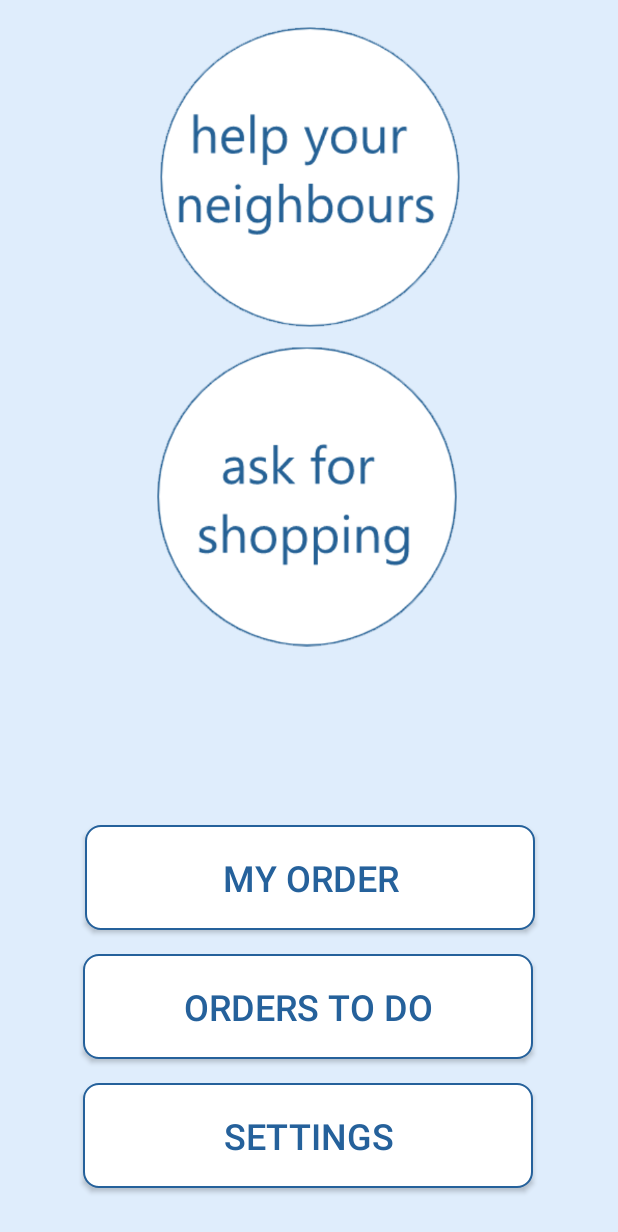
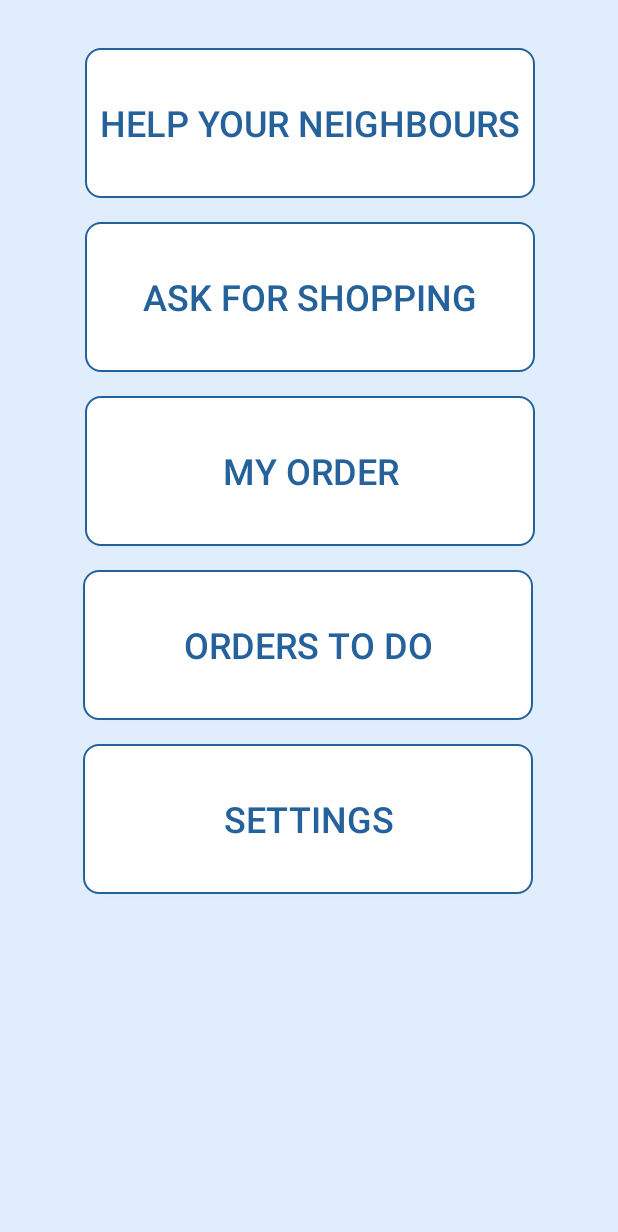
Before and after one commit to 224107/trolleyhood, an Android app: the HelpOrAsk screen opened directly, with no data from a screen before it, on a phone screen of 412 x 824 dp. Shown: the top 1232 px of the screen. Run offline under Robolectric (Android 15) with nearby library versions, the phone set to English and light mode, and no system bars.

Commit message:
dalej zmiany

```diff
--- a/app/src/main/java/com/example/trolleyhood/HelpOrAsk.java
+++ b/app/src/main/java/com/example/trolleyhood/HelpOrAsk.java
@@ -9,7 +9,7 @@ import android.widget.ImageView;
 import androidx.appcompat.app.AppCompatActivity;
 
 public class HelpOrAsk extends AppCompatActivity implements View.OnClickListener{
-    private ImageView imageViewHelp, imageViewAsk;
+    private Button imageViewHelp, imageViewAsk;
     private Button buttonSettings, buttonMyOrder, buttonOrdersToDo;
     @Override
     protected void onCreate(Bundle savedInstanceState) {
@@ -19,8 +19,8 @@ public class HelpOrAsk extends AppCompatActivity implements View.OnClickListener
         buttonSettings = (Button) findViewById(R.id.buttonSettings);
         buttonMyOrder = (Button) findViewById(R.id.buttonMyOrder);
         buttonOrdersToDo = (Button) findViewById(R.id.buttonOrdersToDo);
-        imageViewAsk = (ImageView) findViewById(R.id.imageViewAsk);
-        imageViewHelp = (ImageView) findViewById(R.id.imageViewHelp);
+        imageViewAsk = (Button) findViewById(R.id.imageViewAsk);
+        imageViewHelp = (Button) findViewById(R.id.imageViewHelp);
         buttonSettings.setOnClickListener(this);
         imageViewHelp.setOnClickListener(this);
         imageViewAsk.setOnClickListener(this);
--- a/app/src/main/java/com/example/trolleyhood/MyOrder.java
+++ b/app/src/main/java/com/example/trolleyhood/MyOrder.java
@@ -50,7 +50,10 @@ public class MyOrder extends AppCompatActivity {
             @Override
             public void onDataChange(@NonNull DataSnapshot snapshot) {
                 DataSnapshot thisUser = snapshot.child(mAuth.getCurrentUser().getUid()).child("Offers");
-                Boolean isAccepted = Boolean.parseBoolean(thisUser.child("isAccepted").getValue().toString());
+                Boolean isAccepted = false;
+
+                if(thisUser.child("isAccepted").exists())
+                    isAccepted = Boolean.parseBoolean(thisUser.child("isAccepted").getValue().toString());
                 String name = "", phone = "";
                 if (isAccepted){
                     String aUser = thisUser.child("acceptedUserId").getValue().toString();
--- a/app/src/main/java/com/example/trolleyhood/SomeonesOrder.java
+++ b/app/src/main/java/com/example/trolleyhood/SomeonesOrder.java
@@ -134,9 +134,10 @@ public class SomeonesOrder extends AppCompatActivity implements View.OnClickList
         ref.child("Users").child(userId).child("Offers").child("isAccepted").setValue(true);
         ref.child("Users").child(userId).child("Offers").child("acceptedUserId").setValue(mAuth.getCurrentUser().getUid());
         Toast.makeText(SomeonesOrder.this, "Order accepted", Toast.LENGTH_LONG).show();
-        finish();
+        Intent i = new Intent(getApplicationContext(), HelpOrAsk.class);
+        i.setFlags(Intent.FLAG_ACTIVITY_NEW_TASK | Intent.FLAG_ACTIVITY_CLEAR_TASK);
+        startActivity(i);
         overridePendingTransition(0, 0);
-        startActivity(getIntent());
         overridePendingTransition(0, 0);
         //cart.ordersRepo.findOrder(userId).acceptOrder();
         help.setEnabled(false);
--- a/app/src/main/res/layout/help_or_ask.xml
+++ b/app/src/main/res/layout/help_or_ask.xml
@@ -8,74 +8,83 @@
     android:background="@color/c3">
 
     <Button
+        android:id="@+id/imageViewHelp"
+        android:layout_width="300dp"
+        android:layout_height="100dp"
+        android:layout_marginTop="32dp"
+        android:background="@drawable/my_button_bg"
+        android:text="@string/help_your_neighbours"
+        android:textColor="@color/c2"
+        android:textSize="24sp"
+        app:cornerRadius="0dp"
+        app:layout_constraintEnd_toEndOf="parent"
+        app:layout_constraintHorizontal_bias="0.504"
+        app:layout_constraintStart_toStartOf="parent"
+        app:layout_constraintTop_toTopOf="parent"
+        app:strokeColor="@color/c2" />
+
+    <Button
         android:id="@+id/buttonSettings"
         android:layout_width="300dp"
-        android:layout_height="70dp"
-        android:layout_marginBottom="32dp"
+        android:layout_height="100dp"
+        android:layout_marginTop="16dp"
         android:background="@drawable/my_button_bg"
         android:text="@string/settings"
         android:textColor="@color/c2"
         android:textSize="24sp"
         app:cornerRadius="0dp"
-        app:layout_constraintBottom_toBottomOf="parent"
         app:layout_constraintEnd_toEndOf="parent"
         app:layout_constraintHorizontal_bias="0.495"
         app:layout_constraintStart_toStartOf="parent"
+        app:layout_constraintTop_toBottomOf="@+id/buttonOrdersToDo"
         app:strokeColor="@color/c2" />
 
     <Button
         android:id="@+id/buttonMyOrder"
         android:layout_width="300dp"
-        android:layout_height="70dp"
-        android:layout_marginBottom="16dp"
+        android:layout_height="100dp"
+        android:layout_marginTop="16dp"
         android:background="@drawable/my_button_bg"
         android:text="@string/my_order"
         android:textColor="@color/c2"
         android:textSize="24sp"
         app:cornerRadius="0dp"
-        app:layout_constraintBottom_toTopOf="@+id/buttonOrdersToDo"
         app:layout_constraintEnd_toEndOf="parent"
         app:layout_constraintHorizontal_bias="0.504"
         app:layout_constraintStart_toStartOf="parent"
+        app:layout_constraintTop_toBottomOf="@+id/imageViewAsk"
+        app:strokeColor="@color/c2" />
+
+    <Button
+        android:id="@+id/imageViewAsk"
+        android:layout_width="300dp"
+        android:layout_height="100dp"
+        android:layout_marginTop="16dp"
+        android:background="@drawable/my_button_bg"
+        android:text="@string/ask_for_shopping"
+        android:textColor="@color/c2"
+        android:textSize="24sp"
+        app:cornerRadius="0dp"
+        app:layout_constraintEnd_toEndOf="parent"
+        app:layout_constraintHorizontal_bias="0.504"
+        app:layout_constraintStart_toStartOf="parent"
+        app:layout_constraintTop_toBottomOf="@+id/imageViewHelp"
         app:strokeColor="@color/c2" />
 
     <Button
         android:id="@+id/buttonOrdersToDo"
         android:layout_width="300dp"
-        android:layout_height="70dp"
-        android:layout_marginBottom="16dp"
+        android:layout_height="100dp"
+        android:layout_marginTop="16dp"
         android:background="@drawable/my_button_bg"
         android:text="@string/takenorders"
         android:textColor="@color/c2"
         android:textSize="24sp"
         app:cornerRadius="0dp"
-        app:layout_constraintBottom_toTopOf="@+id/buttonSettings"
         app:layout_constraintEnd_toEndOf="parent"
         app:layout_constraintHorizontal_bias="0.495"
         app:layout_constraintStart_toStartOf="parent"
+        app:layout_constraintTop_toBottomOf="@+id/buttonMyOrder"
         app:strokeColor="@color/c2" />
 
-    <ImageView
-        android:id="@+id/imageViewHelp"
-        android:layout_width="200dp"
-        android:layout_height="204dp"
-        android:layout_marginTop="16dp"
-        android:contentDescription="@string/help_your_neighbours"
-        app:layout_constraintEnd_toEndOf="parent"
-        app:layout_constraintHorizontal_bias="0.504"
-        app:layout_constraintStart_toStartOf="parent"
-        app:layout_constraintTop_toTopOf="parent"
-        app:srcCompat="@drawable/help" />
-
-    <ImageView
-        android:id="@+id/imageViewAsk"
-        android:layout_width="200dp"
-        android:layout_height="214dp"
-        android:layout_marginTop="4dp"
-        android:contentDescription="@string/ask_for_shopping"
-        app:layout_constraintEnd_toEndOf="parent"
-        app:layout_constraintHorizontal_bias="0.495"
-        app:layout_constraintStart_toStartOf="parent"
-        app:layout_constraintTop_toBottomOf="@+id/imageViewHelp"
-        app:srcCompat="@drawable/ask" />
 </androidx.constraintlayout.widget.ConstraintLayout>
```
